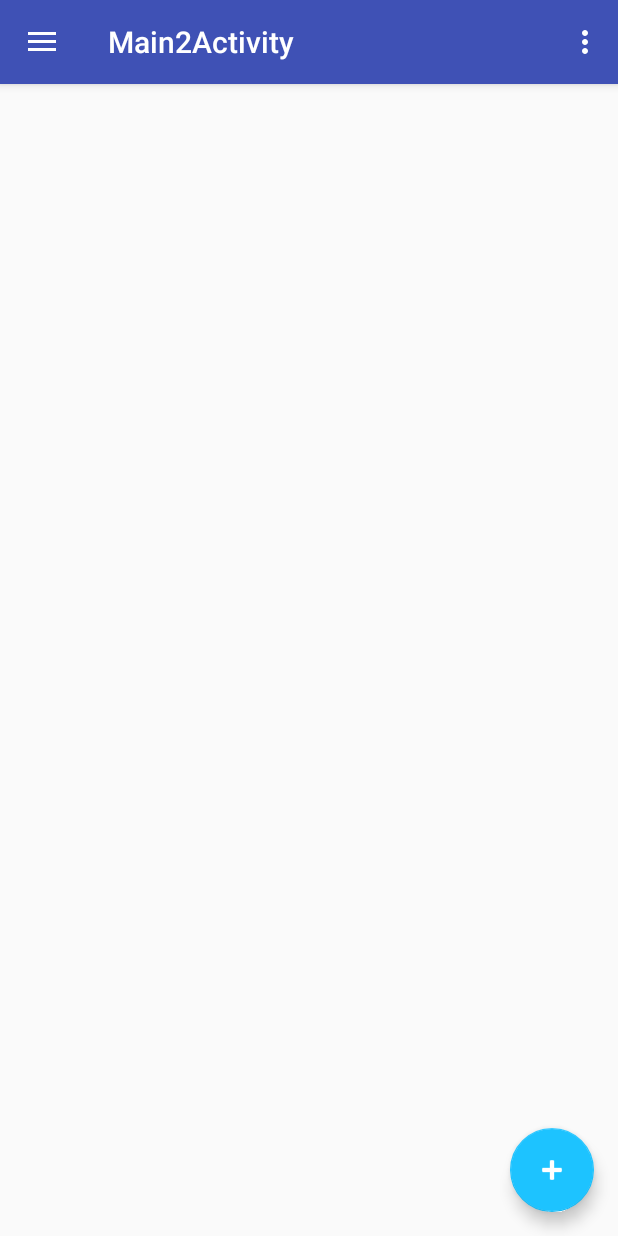
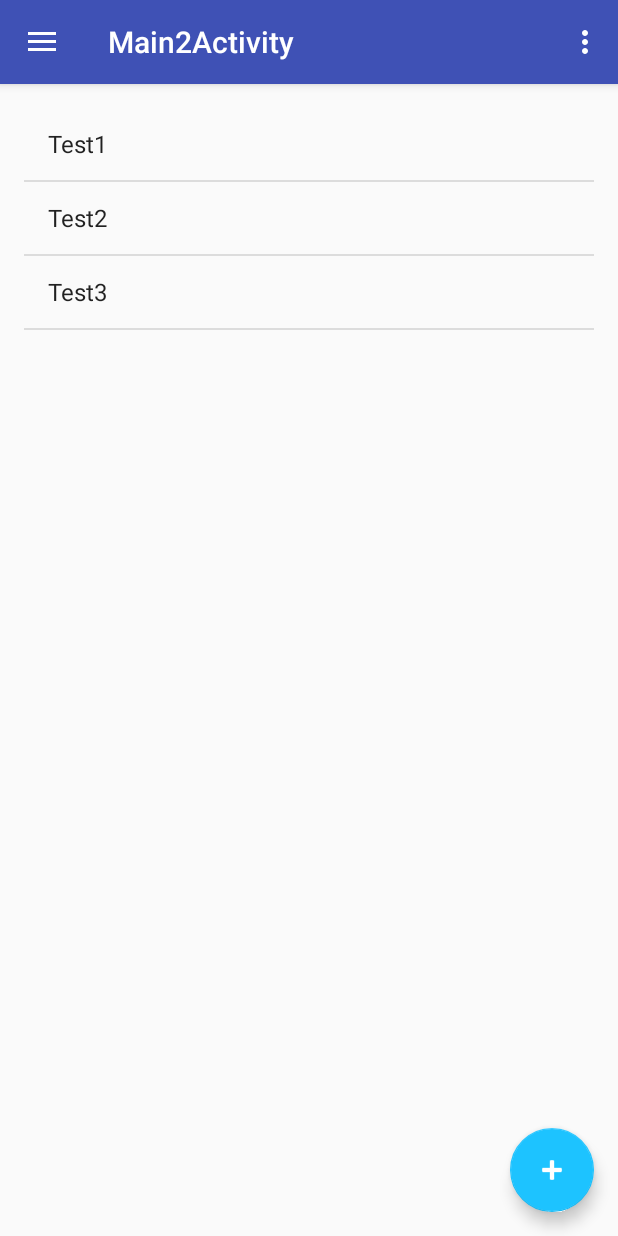
Before and after one commit to Bonibar/ZFit, an Android app: the screen it shows after launch (Main2Activity), on a phone screen of 412 x 824 dp. Run offline under Robolectric (Android 15) with nearby library versions, the phone set to English and light mode, and no system bars.

```diff
--- a/app/src/main/java/fr/zwertv/zfit/Main2Activity.java
+++ b/app/src/main/java/fr/zwertv/zfit/Main2Activity.java
@@ -4,6 +4,7 @@ import android.content.Intent;
 import android.os.Bundle;
 import android.support.design.widget.FloatingActionButton;
 import android.support.design.widget.Snackbar;
+import android.util.Log;
 import android.view.View;
 import android.support.design.widget.NavigationView;
 import android.support.v4.view.GravityCompat;
@@ -13,9 +14,20 @@ import android.support.v7.app.AppCompatActivity;
 import android.support.v7.widget.Toolbar;
 import android.view.Menu;
 import android.view.MenuItem;
+import android.widget.ArrayAdapter;
+import android.widget.ListView;
+
+import java.util.ArrayList;
+import java.util.List;
 
 public class Main2Activity extends AppCompatActivity
         implements NavigationView.OnNavigationItemSelectedListener {
+
+    List<String> values = new ArrayList<String>() {{
+        add("Test1");
+        add("Test2");
+    }};
+    ArrayAdapter<String> adaptater;
 
     @Override
     protected void onCreate(Bundle savedInstanceState) {
@@ -42,6 +54,11 @@ public class Main2Activity extends AppCompatActivity
 
         NavigationView navigationView = (NavigationView) findViewById(R.id.nav_view);
         navigationView.setNavigationItemSelectedListener(this);
+
+        values.add("Test3");
+        adaptater = new ArrayAdapter<String>(this, android.R.layout.simple_list_item_1, values);
+        ListView l = (ListView) findViewById(R.id.listView);
+        l.setAdapter(adaptater);
     }
 
     @Override
@@ -82,7 +99,7 @@ public class Main2Activity extends AppCompatActivity
         // Handle navigation view item clicks here.
         int id = item.getItemId();
 
-        if (id == R.id.nav_camera) {
+        /*if (id == R.id.nav_camera) {
             // Handle the camera action
         } else if (id == R.id.nav_gallery) {
 
@@ -94,15 +111,27 @@ public class Main2Activity extends AppCompatActivity
 
         } else if (id == R.id.nav_send) {
 
-        }
+        }*/
 
         DrawerLayout drawer = (DrawerLayout) findViewById(R.id.drawer_layout);
         drawer.closeDrawer(GravityCompat.START);
         return true;
     }
 
+    private static int EXERCICE_REQUEST_CODE = 16843;
     public void createExercice(View view) {
         Intent intent = new Intent(this, AddExerciceActivity.class);
-        startActivity(intent);
+        startActivityForResult(intent, EXERCICE_REQUEST_CODE);
+    }
+
+    public void onActivityResult(int requestCode, int resultCode, Intent data) {
+        if (requestCode == EXERCICE_REQUEST_CODE) {
+            if (resultCode == RESULT_OK) {
+                String title = data.getStringExtra("exercice_title");
+                values.add(title);
+                adaptater.notifyDataSetChanged();
+                Log.d("AJOUT EXERCICE", title);
+            }
+        }
     }
 }
--- a/app/src/main/res/layout/content_main2.xml
+++ b/app/src/main/res/layout/content_main2.xml
@@ -12,4 +12,15 @@
     tools:context="fr.zwertv.zfit.Main2Activity"
     tools:showIn="@layout/app_bar_main2">
 
+
+    <ListView
+        android:layout_width="match_parent"
+        android:layout_height="match_parent"
+        android:id="@+id/listView"
+        android:layout_alignParentTop="true"
+        android:layout_alignParentStart="true"
+        android:layout_alignParentEnd="false">
+
+        </ListView>
+
 </RelativeLayout>
--- a/app/src/main/res/menu/activity_main2_drawer.xml
+++ b/app/src/main/res/menu/activity_main2_drawer.xml
@@ -1,7 +1,7 @@
 <?xml version="1.0" encoding="utf-8"?>
 <menu xmlns:android="http://schemas.android.com/apk/res/android">
 
-    <group android:checkableBehavior="single">
+    <!--<group android:checkableBehavior="single">
         <item
             android:id="@+id/nav_camera"
             android:icon="@drawable/ic_menu_camera"
@@ -31,6 +31,6 @@
                 android:icon="@drawable/ic_menu_send"
                 android:title="Send" />
         </menu>
-    </item>
+    </item>-->
 
 </menu>
```
Also changed, not shown: app/src/main/java/fr/zwertv/zfit/AddExerciceActivity.java (+23 -0 lines), app/src/main/java/fr/zwertv/zfit/Database/LocalStorageManager.java (added, +70 -0 lines), app/src/main/java/fr/zwertv/zfit/Model/Exercice.java (added, +10 -0 lines), app/src/main/res/layout/activity_add_exercice.xml (+14 -1 lines).
